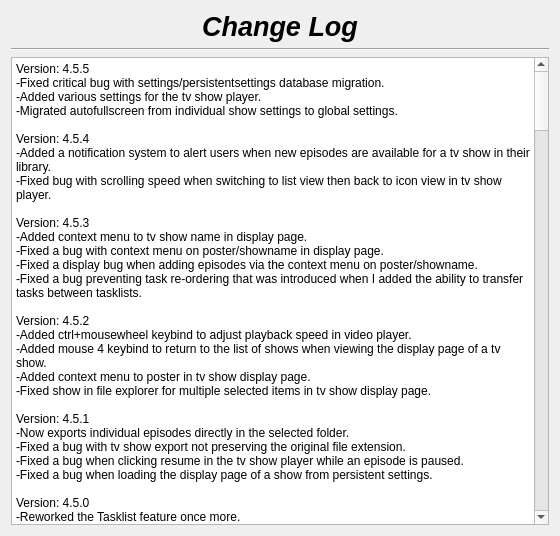
First picture: the form in changelog.ui, repository therealMaPMaKeR/MMDiary, before the edit.
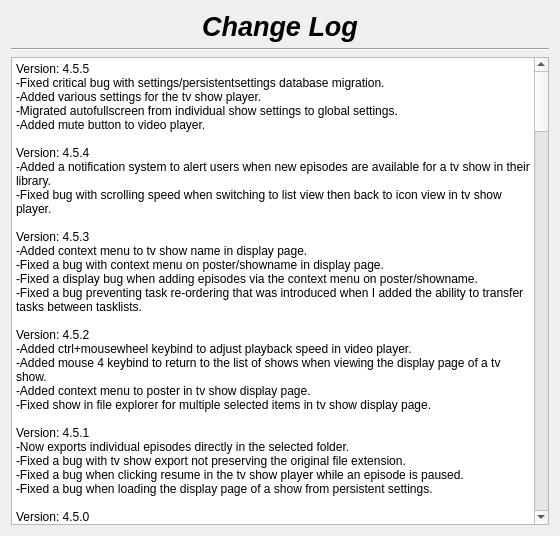
Second picture: the form after the edit.

The edit to the form file:
```diff
--- a/changelog.ui
+++ b/changelog.ui
@@ -55,7 +55,7 @@
 li.unchecked::marker { content: &quot;\2610&quot;; }
 li.checked::marker { content: &quot;\2612&quot;; }
 &lt;/style&gt;&lt;/head&gt;&lt;body style=&quot; font-family:'Segoe UI'; font-size:9pt; font-weight:400; font-style:normal;&quot;&gt;
-&lt;p style=&quot; margin-top:0px; margin-bottom:0px; margin-left:0px; margin-right:0px; -qt-block-indent:0; text-indent:0px;&quot;&gt;Version: 4.5.5&lt;br /&gt;-Fixed critical bug with settings/persistentsettings database migration.&lt;br /&gt;-Added various settings for the tv show player.&lt;br /&gt;-Migrated autofullscreen from individual show settings to global settings.&lt;br /&gt;&lt;br /&gt;Version: 4.5.4&lt;br /&gt;-Added a notification system to alert users when new episodes are available for a tv show in their library.&lt;/p&gt;
+&lt;p style=&quot; margin-top:0px; margin-bottom:0px; margin-left:0px; margin-right:0px; -qt-block-indent:0; text-indent:0px;&quot;&gt;Version: 4.5.5&lt;br /&gt;-Fixed critical bug with settings/persistentsettings database migration.&lt;br /&gt;-Added various settings for the tv show player.&lt;br /&gt;-Migrated autofullscreen from individual show settings to global settings.&lt;br /&gt;-Added mute button to video player.&lt;br /&gt;&lt;br /&gt;Version: 4.5.4&lt;br /&gt;-Added a notification system to alert users when new episodes are available for a tv show in their library.&lt;/p&gt;
 &lt;p style=&quot; margin-top:0px; margin-bottom:0px; margin-left:0px; margin-right:0px; -qt-block-indent:0; text-indent:0px;&quot;&gt;-Fixed bug with scrolling speed when switching to list view then back to icon view in tv show player.&lt;br /&gt;&lt;br /&gt;Version: 4.5.3&lt;br /&gt;-Added context menu to tv show name in display page.&lt;br /&gt;-Fixed a bug with context menu on poster/showname in display page.&lt;br /&gt;-Fixed a display bug when adding episodes via the context menu on poster/showname.&lt;br /&gt;-Fixed a bug preventing task re-ordering that was introduced when I added the ability to transfer tasks between tasklists.&lt;/p&gt;
 &lt;p style=&quot; margin-top:0px; margin-bottom:0px; margin-left:0px; margin-right:0px; -qt-block-indent:0; text-indent:0px;&quot;&gt;&lt;br /&gt;Version: 4.5.2&lt;br /&gt;-Added ctrl+mousewheel keybind to adjust playback speed in video player.&lt;br /&gt;-Added mouse 4 keybind to return to the list of shows when viewing the display page of a tv show.&lt;/p&gt;
 &lt;p style=&quot; margin-top:0px; margin-bottom:0px; margin-left:0px; margin-right:0px; -qt-block-indent:0; text-indent:0px;&quot;&gt;-Added context menu to poster in tv show display page.&lt;br /&gt;-Fixed show in file explorer for multiple selected items in tv show display page.&lt;br /&gt;&lt;br /&gt;Version: 4.5.1&lt;br /&gt;-Now exports individual episodes directly in the selected folder.&lt;br /&gt;-Fixed a bug with tv show export not preserving the original file extension.&lt;/p&gt;
```
